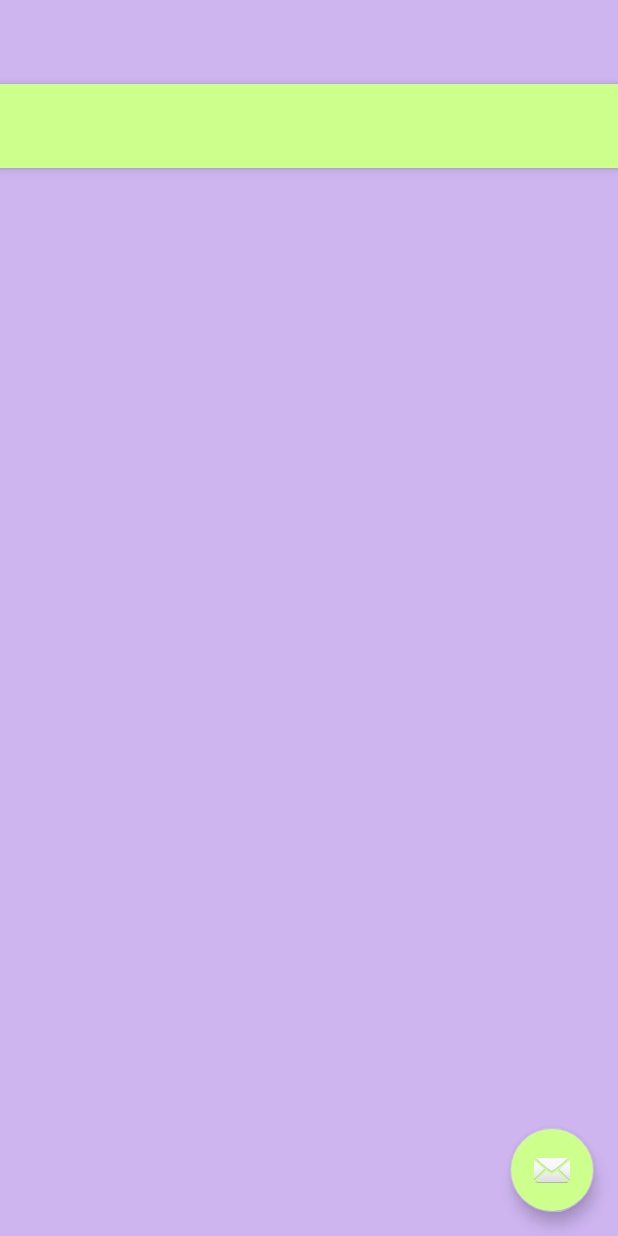
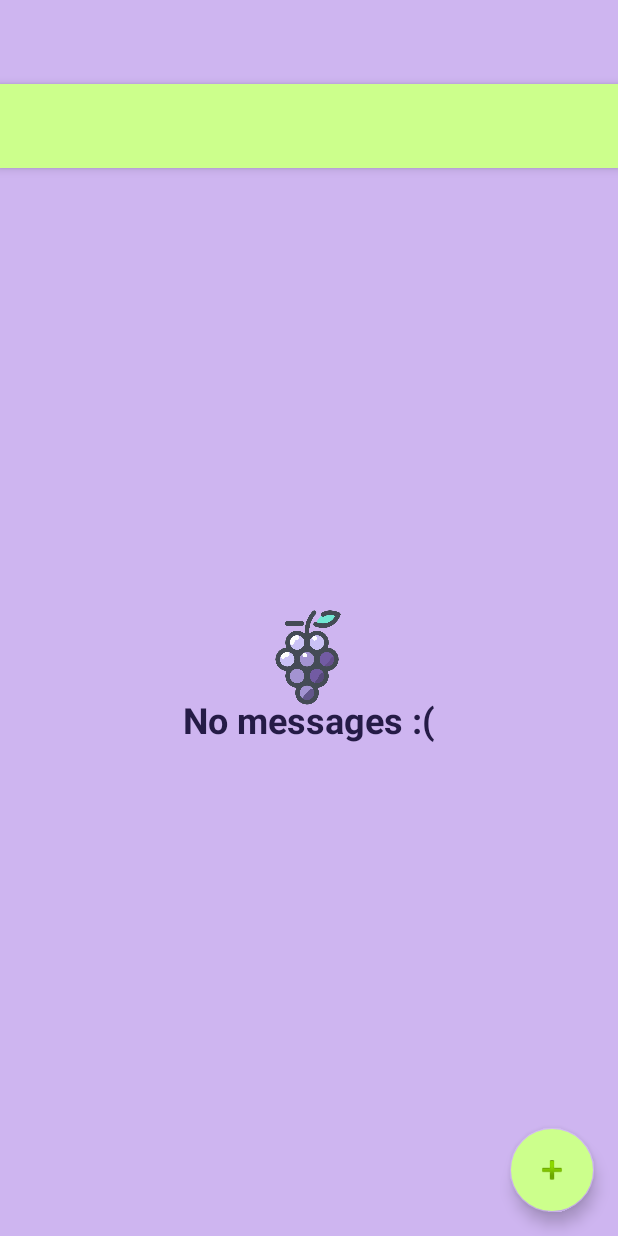
Before and after one commit to JHsu01/MHACKS12, an Android app: the layout activity_item_list.xml on its own in the app's theme, with its tools: preview values and no code run, on a phone screen of 412 x 824 dp. Run offline under Robolectric (Android 15) with nearby library versions, the phone set to English and light mode, and no system bars.

Commit message:
final final

```diff
--- a/app/src/main/java/xin/neoto/redspread/CreatePostActivity.kt
+++ b/app/src/main/java/xin/neoto/redspread/CreatePostActivity.kt
@@ -6,12 +6,14 @@ import android.net.Uri
 import androidx.appcompat.app.AppCompatActivity
 import android.os.Bundle
 import kotlinx.android.synthetic.main.activity_create_post.*
+import kotlinx.android.synthetic.main.activity_item_list.*
 
 class CreatePostActivity : AppCompatActivity() {
 
     override fun onCreate(savedInstanceState: Bundle?) {
         super.onCreate(savedInstanceState)
         setContentView(R.layout.activity_create_post)
+
 
         postButton.setOnClickListener{
             val intent = Intent()
--- a/app/src/main/java/xin/neoto/redspread/ItemDetailActivity.kt
+++ b/app/src/main/java/xin/neoto/redspread/ItemDetailActivity.kt
@@ -21,7 +21,7 @@ class ItemDetailActivity : AppCompatActivity() {
         setSupportActionBar(detail_toolbar)
 
         fab.setOnClickListener { view ->
-            Snackbar.make(view, "Replace with your own detail action", Snackbar.LENGTH_LONG)
+            Snackbar.make(view, "Comments coming soon!", Snackbar.LENGTH_LONG)
                     .setAction("Action", null).show()
         }
 
@@ -61,8 +61,8 @@ class ItemDetailActivity : AppCompatActivity() {
                     // more details, see the Navigation pattern on Android Design:
                     //
                     // http://developer.android.com/design/patterns/navigation.html#up-vs-back
-
-                    navigateUpTo(Intent(this, ItemListActivity::class.java))
+                    onBackPressed()
+//                    navigateUpTo(Intent(this, ItemListActivity::class.java))
                     true
                 }
                 else -> super.onOptionsItemSelected(item)
--- a/app/src/main/res/layout-w900dp/item_list.xml
+++ /dev/null
@@ -1,39 +0,0 @@
-<?xml version="1.0" encoding="utf-8"?>
-<LinearLayout xmlns:android="http://schemas.android.com/apk/res/android"
-    xmlns:app="http://schemas.android.com/apk/res-auto"
-    xmlns:tools="http://schemas.android.com/tools"
-    android:layout_width="match_parent"
-    android:layout_height="match_parent"
-    android:layout_marginLeft="16dp"
-    android:layout_marginRight="16dp"
-    android:baselineAligned="false"
-    android:divider="?android:attr/dividerHorizontal"
-    android:orientation="horizontal"
-    android:showDividers="middle"
-    tools:context=".ItemListActivity">
-
-    <!--
-    This layout is a two-pane layout for the Items
-    master/detail flow.
-
-    -->
-
-    <androidx.recyclerview.widget.RecyclerView xmlns:android="http://schemas.android.com/apk/res/android"
-        xmlns:tools="http://schemas.android.com/tools"
-        android:id="@+id/item_list"
-        android:name="xin.neoto.redspread.ItemListFragment"
-        android:layout_width="@dimen/item_width"
-        android:layout_height="match_parent"
-        android:layout_marginLeft="16dp"
-        android:layout_marginRight="16dp"
-        app:layoutManager="LinearLayoutManager"
-        tools:context="xin.neoto.redspread.ItemListActivity"
-        tools:listitem="@layout/item_list_content" />
-
-    <FrameLayout
-        android:id="@+id/item_detail_container"
-        android:layout_width="0dp"
-        android:layout_height="match_parent"
-        android:layout_weight="3" />
-
-</LinearLayout>
--- a/app/src/main/res/layout/activity_item_list.xml
+++ b/app/src/main/res/layout/activity_item_list.xml
@@ -8,17 +8,21 @@
     tools:context=".ItemListActivity"
     android:background="@color/colorAccent">
 
+
     <com.google.android.material.appbar.AppBarLayout
         android:id="@+id/app_bar"
         android:layout_width="match_parent"
         android:layout_height="wrap_content"
-        android:theme="@style/AppTheme.AppBarOverlay">
+        android:theme="@style/AppTheme.AppBarOverlay"
+        >
 
         <androidx.appcompat.widget.Toolbar
             android:id="@+id/toolbar"
             android:layout_width="match_parent"
             android:layout_height="?attr/actionBarSize"
-            app:popupTheme="@style/AppTheme.PopupOverlay" />
+            app:popupTheme="@style/AppTheme.PopupOverlay" >
+
+        </androidx.appcompat.widget.Toolbar>
 
     </com.google.android.material.appbar.AppBarLayout>
 
@@ -28,7 +32,20 @@
         android:layout_height="match_parent"
         app:layout_behavior="@string/appbar_scrolling_view_behavior">
 
-        <include layout="@layout/item_list" />
+        <androidx.recyclerview.widget.RecyclerView xmlns:android="http://schemas.android.com/apk/res/android"
+            xmlns:app="http://schemas.android.com/apk/res-auto"
+            xmlns:tools="http://schemas.android.com/tools"
+            android:id="@+id/item_list"
+            android:name="xin.neoto.redspread.ItemListFragment"
+            android:layout_width="match_parent"
+            android:layout_height="match_parent"
+            android:layout_marginLeft="16dp"
+            android:layout_marginRight="16dp"
+            app:layoutManager="LinearLayoutManager"
+            tools:context=".ItemListActivity"
+            tools:listitem="@layout/item_list_content"
+            />
+        <include layout="@layout/empty_list_view"/>
     </FrameLayout>
 
     <com.google.android.material.floatingactionbutton.FloatingActionButton
@@ -38,7 +55,7 @@
         android:layout_height="wrap_content"
         android:layout_gravity="bottom|end"
         android:layout_margin="@dimen/fab_margin"
-        app:srcCompat="@android:drawable/ic_dialog_email" />
+        app:srcCompat="@android:drawable/ic_input_add" />
 
 
 </androidx.coordinatorlayout.widget.CoordinatorLayout>
--- /dev/null
+++ b/app/src/main/res/layout/empty_list_view.xml
@@ -0,0 +1,39 @@
+<?xml version="1.0" encoding="utf-8"?>
+<androidx.constraintlayout.widget.ConstraintLayout xmlns:android="http://schemas.android.com/apk/res/android"
+    xmlns:app="http://schemas.android.com/apk/res-auto"
+    xmlns:tools="http://schemas.android.com/tools"
+    android:layout_width="match_parent"
+    android:layout_height="match_parent"
+    android:background="@color/colorAccent"
+    android:id="@+id/empty_view"
+    >
+
+    <TextView
+        android:id="@+id/textView"
+        android:layout_width="match_parent"
+        android:layout_height="wrap_content"
+        android:text="No messages :("
+        android:textAlignment="center"
+        android:textColor="#251B46"
+        android:textSize="24dp"
+        android:textStyle="bold"
+        app:layout_constraintBottom_toBottomOf="parent"
+        app:layout_constraintTop_toTopOf="@+id/imageView"
+        app:layout_constraintVertical_bias="0.151"
+        tools:layout_editor_absoluteX="0dp">
+
+    </TextView>
+
+    <ImageView
+        android:id="@+id/imageView"
+        android:layout_width="48dp"
+        android:layout_height="71dp"
+        android:src="@drawable/grape_icon"
+        app:layout_constraintBottom_toBottomOf="parent"
+        app:layout_constraintEnd_toEndOf="parent"
+        app:layout_constraintHorizontal_bias="0.498"
+        app:layout_constraintStart_toStartOf="parent"
+        app:layout_constraintTop_toTopOf="parent"
+        app:layout_constraintVertical_bias="0.457"></ImageView>
+
+</androidx.constraintlayout.widget.ConstraintLayout>
--- a/app/src/main/res/layout/item_list.xml
+++ /dev/null
@@ -1,14 +0,0 @@
-<?xml version="1.0" encoding="utf-8"?>
-<androidx.recyclerview.widget.RecyclerView xmlns:android="http://schemas.android.com/apk/res/android"
-    xmlns:app="http://schemas.android.com/apk/res-auto"
-    xmlns:tools="http://schemas.android.com/tools"
-    android:id="@+id/item_list"
-    android:name="xin.neoto.redspread.ItemListFragment"
-    android:layout_width="match_parent"
-    android:layout_height="match_parent"
-    android:layout_marginLeft="16dp"
-    android:layout_marginRight="16dp"
-    app:layoutManager="LinearLayoutManager"
-    tools:context=".ItemListActivity"
-    tools:listitem="@layout/item_list_content"
-    />
--- a/app/src/main/res/mipmap-anydpi-v26/ic_launcher.xml
+++ /dev/null
@@ -1,5 +0,0 @@
-<?xml version="1.0" encoding="utf-8"?>
-<adaptive-icon xmlns:android="http://schemas.android.com/apk/res/android">
-    <background android:drawable="@drawable/ic_launcher_background"/>
-    <foreground android:drawable="@drawable/ic_launcher_foreground"/>
-</adaptive-icon>
--- a/app/src/main/res/mipmap-anydpi-v26/ic_launcher_round.xml
+++ /dev/null
@@ -1,5 +0,0 @@
-<?xml version="1.0" encoding="utf-8"?>
-<adaptive-icon xmlns:android="http://schemas.android.com/apk/res/android">
-    <background android:drawable="@drawable/ic_launcher_background"/>
-    <foreground android:drawable="@drawable/ic_launcher_foreground"/>
-</adaptive-icon>
--- a/app/src/main/res/values/colors.xml
+++ b/app/src/main/res/values/colors.xml
@@ -3,4 +3,5 @@
     <color name="colorPrimary">#ccff8c</color>
     <color name="colorPrimaryDark">#81de76</color>
     <color name="colorAccent">#CEB5F0</color>
+    <color name="darkAccent">#511380</color>
 </resources>
--- a/app/src/main/res/values/strings.xml
+++ b/app/src/main/res/values/strings.xml
@@ -1,6 +1,6 @@
 <resources>
     <string name="app_name">GrapeVine</string>
-    <string name="title_item_detail">Item Detail</string>
+    <string name="title_item_detail">Post Detail</string>
 
     <!-- TODO: Remove or change this placeholder text -->
     <string name="hello_blank_fragment">Hello blank fragment</string>
--- a/app/src/main/res/values/styles.xml
+++ b/app/src/main/res/values/styles.xml
@@ -6,6 +6,9 @@
         <item name="colorPrimary">@color/colorPrimary</item>
         <item name="colorPrimaryDark">@color/colorPrimaryDark</item>
         <item name="colorAccent">@color/colorAccent</item>
+        <item name="android:textColorPrimary">@color/darkAccent</item>
+        <item name="android:textColorSecondary">@color/darkAccent</item>
+        <item name="actionMenuTextColor">@color/darkAccent</item>
     </style>
     <style name="AppTheme.NoActionBar">
         <item name="windowActionBar">false</item>
```
Also changed, not shown: app/src/main/java/xin/neoto/redspread/ItemListActivity.kt (+49 -1 lines), app/src/main/res/layout/activity_create_post.xml (+17 -17 lines), app/src/main/res/layout/activity_item_detail.xml (+6 -1 lines), app/src/main/res/drawable/grape_icon.png (added).
